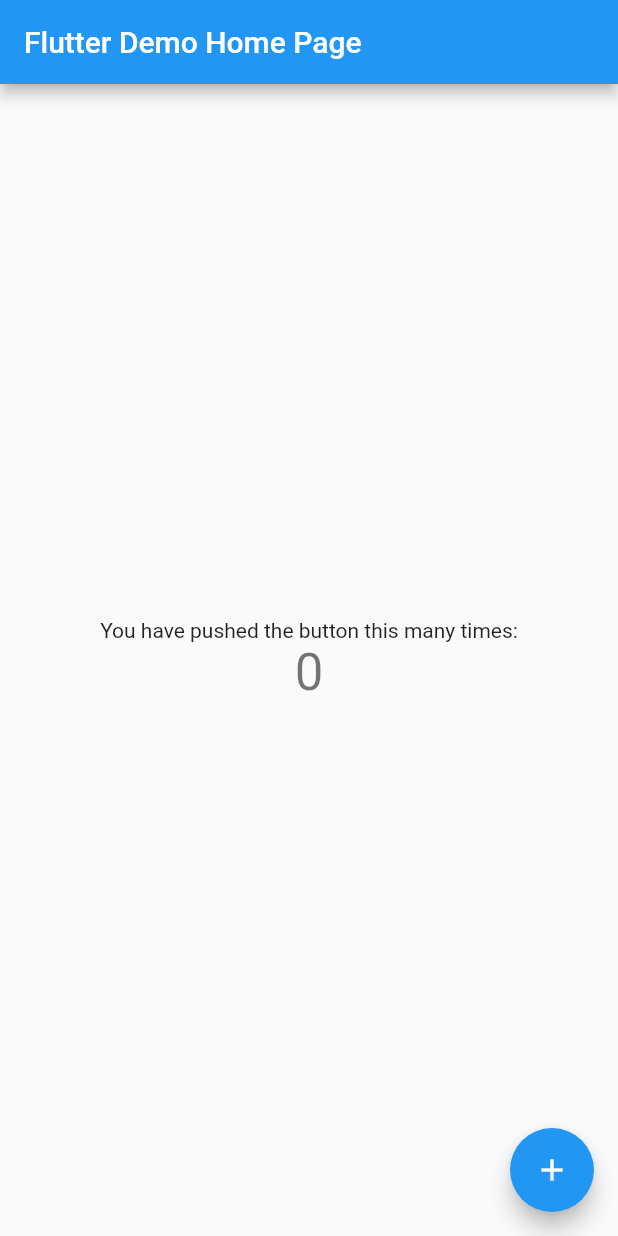
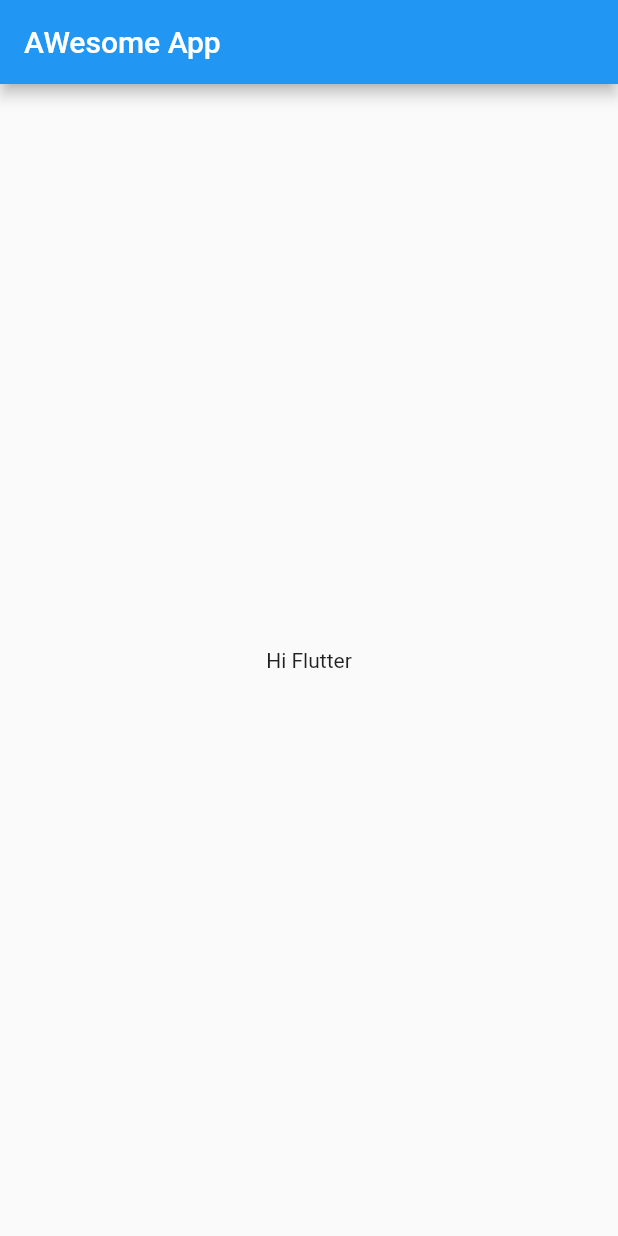
Before and after one commit to waqassaid/youtube_clone_app, a Flutter app: the screen it shows after launch, on a phone screen of 412 x 824 dp. Run offline on Flutter 3.47's test engine with Material 2 defaults, Android fonts, the phone set to English and light mode, and no system bars.

Commit message:
chapter1 completed

```diff
--- a/lib/main.dart
+++ b/lib/main.dart
@@ -1,115 +1,22 @@
 import 'package:flutter/material.dart';
+import 'package:flutter/cupertino.dart';
 
 void main() {
-  runApp(const MyApp());
+  runApp(MaterialApp(
+    title: "Awesome App",
+    home: HomePage(),
+  ));
 }
 
-class MyApp extends StatelessWidget {
-  const MyApp({Key? key}) : super(key: key);
-
-  // This widget is the root of your application.
-  @override
-  Widget build(BuildContext context) {
-    return MaterialApp(
-      title: 'Flutter Demo',
-      theme: ThemeData(
-        // This is the theme of your application.
-        //
-        // Try running your application with "flutter run". You'll see the
-        // application has a blue toolbar. Then, without quitting the app, try
-        // changing the primarySwatch below to Colors.green and then invoke
-        // "hot reload" (press "r" in the console where you ran "flutter run",
-        // or simply save your changes to "hot reload" in a Flutter IDE).
-        // Notice that the counter didn't reset back to zero; the application
-        // is not restarted.
-        primarySwatch: Colors.blue,
-      ),
-      home: const MyHomePage(title: 'Flutter Demo Home Page'),
-    );
-  }
-}
-
-class MyHomePage extends StatefulWidget {
-  const MyHomePage({Key? key, required this.title}) : super(key: key);
-
-  // This widget is the home page of your application. It is stateful, meaning
-  // that it has a State object (defined below) that contains fields that affect
-  // how it looks.
-
-  // This class is the configuration for the state. It holds the values (in this
-  // case the title) provided by the parent (in this case the App widget) and
-  // used by the build method of the State. Fields in a Widget subclass are
-  // always marked "final".
-
-  final String title;
-
-  @override
-  State<MyHomePage> createState() => _MyHomePageState();
-}
-
-class _MyHomePageState extends State<MyHomePage> {
-  int _counter = 0;
-
-  void _incrementCounter() {
-    setState(() {
-      // This call to setState tells the Flutter framework that something has
-      // changed in this State, which causes it to rerun the build method below
-      // so that the display can reflect the updated values. If we changed
-      // _counter without calling setState(), then the build method would not be
-      // called again, and so nothing would appear to happen.
-      _counter++;
-    });
-  }
+class HomePage extends StatelessWidget {
+  const HomePage({Key? key}) : super(key: key);
 
   @override
   Widget build(BuildContext context) {
-    // This method is rerun every time setState is called, for instance as done
-    // by the _incrementCounter method above.
-    //
-    // The Flutter framework has been optimized to make rerunning build methods
-    // fast, so that you can just rebuild anything that needs updating rather
-    // than having to individually change instances of widgets.
     return Scaffold(
-      appBar: AppBar(
-        // Here we take the value from the MyHomePage object that was created by
-        // the App.build method, and use it to set our appbar title.
-        title: Text(widget.title),
-      ),
-      body: Center(
-        // Center is a layout widget. It takes a single child and positions it
-        // in the middle of the parent.
-        child: Column(
-          // Column is also a layout widget. It takes a list of children and
-          // arranges them vertically. By default, it sizes itself to fit its
-          // children horizontally, and tries to be as tall as its parent.
-          //
-          // Invoke "debug painting" (press "p" in the console, choose the
-          // "Toggle Debug Paint" action from the Flutter Inspector in Android
-          // Studio, or the "Toggle Debug Paint" command in Visual Studio Code)
-          // to see the wireframe for each widget.
-          //
-          // Column has various properties to control how it sizes itself and
-          // how it positions its children. Here we use mainAxisAlignment to
-          // center the children vertically; the main axis here is the vertical
-          // axis because Columns are vertical (the cross axis would be
-          // horizontal).
-          mainAxisAlignment: MainAxisAlignment.center,
-          children: <Widget>[
-            const Text(
-              'You have pushed the button this many times:',
-            ),
-            Text(
-              '$_counter',
-              style: Theme.of(context).textTheme.headline4,
-            ),
-          ],
-        ),
-      ),
-      floatingActionButton: FloatingActionButton(
-        onPressed: _incrementCounter,
-        tooltip: 'Increment',
-        child: const Icon(Icons.add),
-      ), // This trailing comma makes auto-formatting nicer for build methods.
-    );
+        appBar: AppBar(title: Text("AWesome App")),
+        body: Center(
+          child: Text("Hi Flutter"),
+        ));
   }
 }
```
